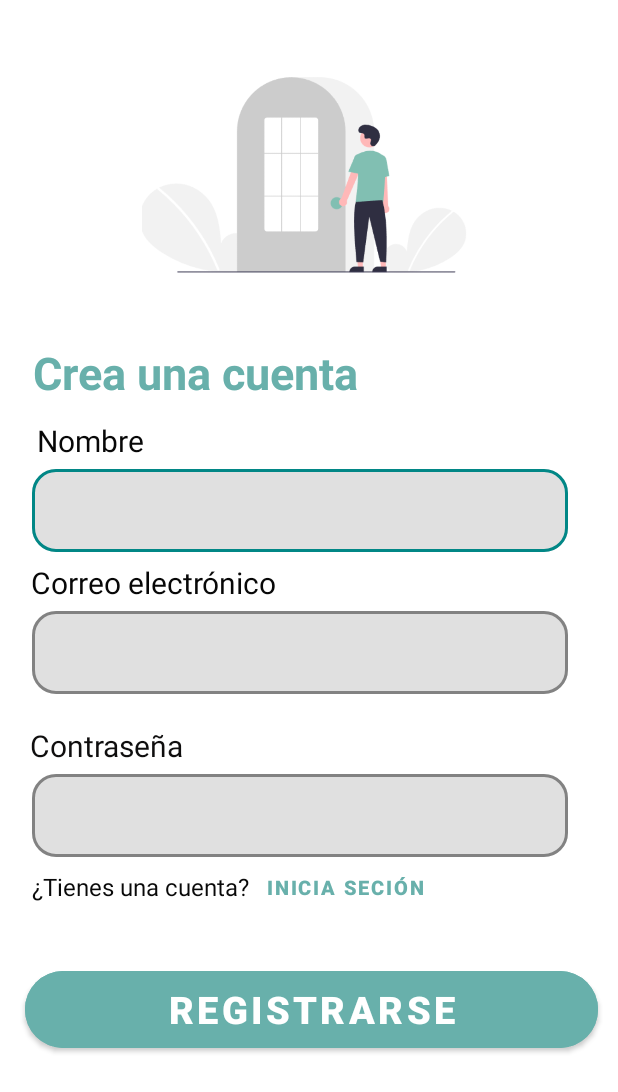
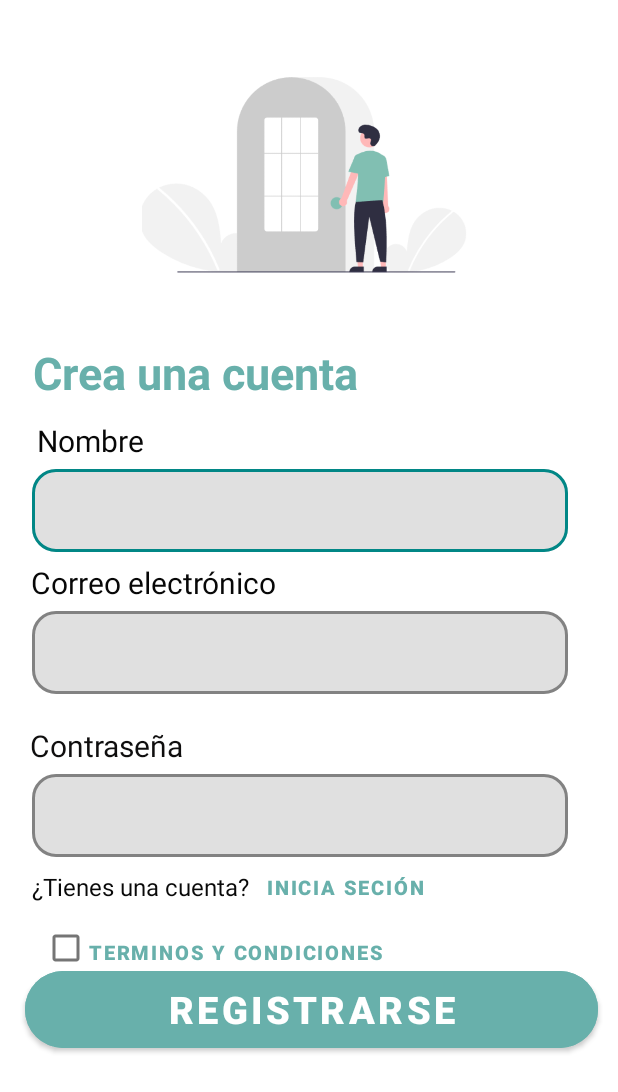
Before and after one commit to LeonardoGuerrero19/ConsultApp, an Android app: the layout fragment_creacuenta.xml on its own in the app's theme, with its tools: preview values and no code run, on a phone screen of 412 x 824 dp. Shown: the top 1092 px of the screen. Run offline under Robolectric (Android 15) with nearby library versions, the phone set to English and light mode, and no system bars.

Commit message:
Update fragment_creacuenta.xml

```diff
--- a/app/src/main/res/layout/fragment_creacuenta.xml
+++ b/app/src/main/res/layout/fragment_creacuenta.xml
@@ -236,4 +236,28 @@
 
     </com.google.android.material.textfield.TextInputLayout>
 
+    <CheckBox
+        android:id="@+id/boxacept"
+        android:layout_width="wrap_content"
+        android:layout_height="wrap_content"
+        android:layout_below="@+id/idnotiene"
+        android:layout_alignParentEnd="true"
+        android:layout_marginTop="6dp"
+        android:layout_marginEnd="344dp"
+        android:text="" />
+
+    <Button
+        android:id="@+id/btntermcond"
+        android:layout_width="wrap_content"
+        android:layout_height="63dp"
+        android:layout_below="@+id/idnotiene"
+        android:layout_alignParentEnd="true"
+        android:layout_marginTop="1dp"
+        android:layout_marginEnd="141dp"
+        android:background="@android:color/transparent"
+        android:text="Terminos y Condiciones"
+        android:textColor="#68B0AB"
+        android:textSize="13sp"
+        android:textStyle="normal|bold" />
+
 </RelativeLayout>
```
